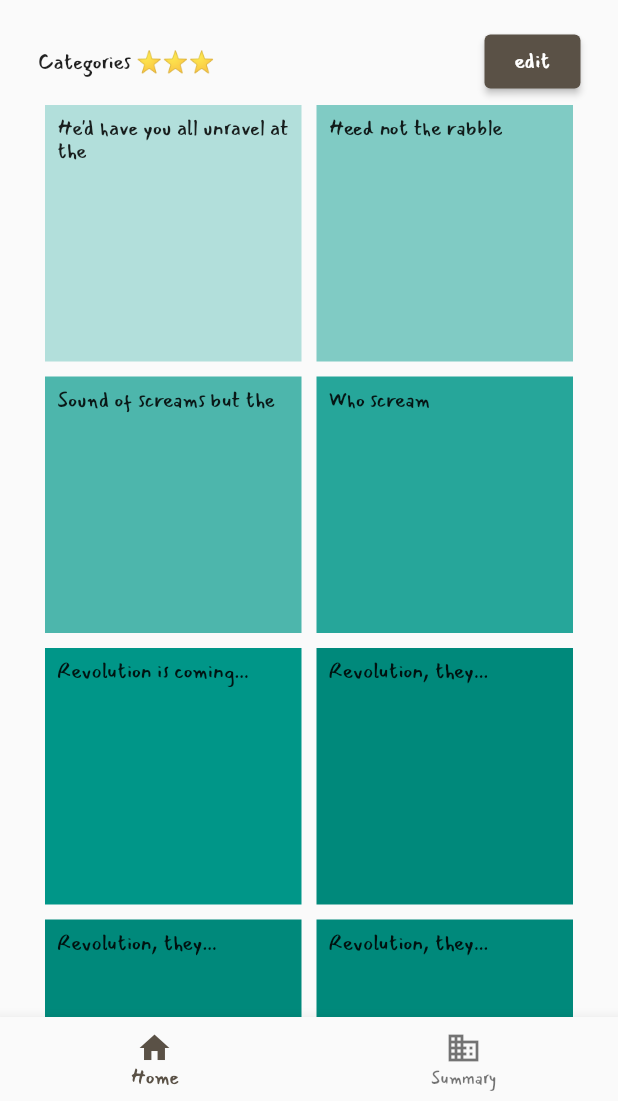
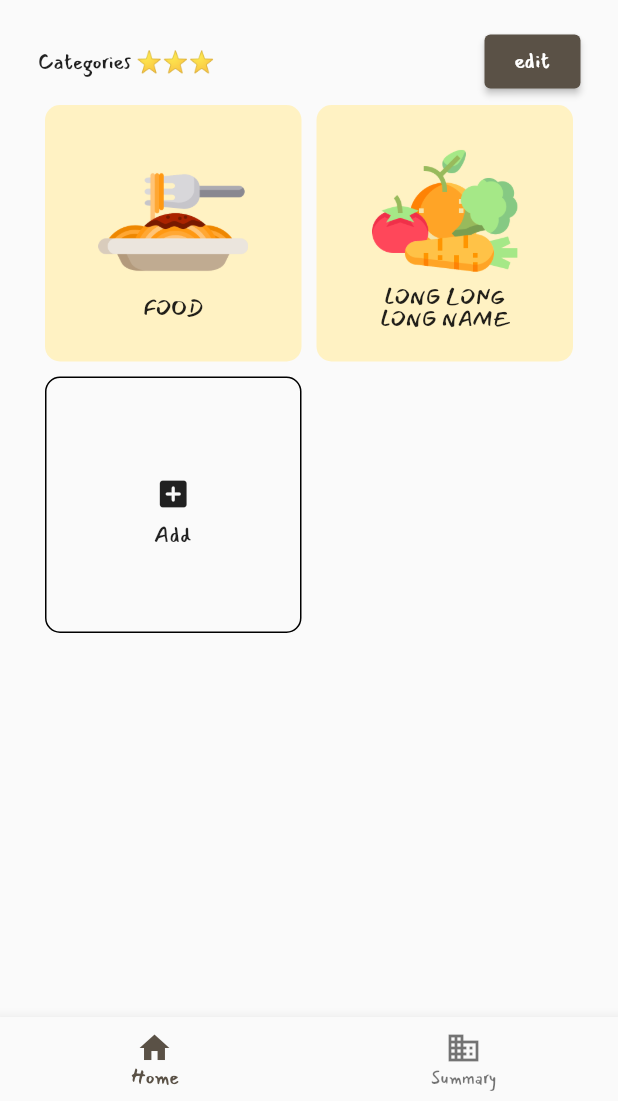
Before and after one commit to supawadee0789/money-daily, a Flutter app: the screen it shows after launch, on a phone screen of 412 x 824 dp, the part 135-1236 px from its top. Run offline on Flutter 3.47's test engine with Material 2 defaults, Android fonts, the phone set to English and light mode, and no system bars; our stand-ins replace bloc, flutter_bloc.

Commit message:
add category item

```diff
--- /dev/null
+++ b/lib/home/categoryItem/catagory_item.dart
@@ -0,0 +1,37 @@
+import 'package:flutter/material.dart';
+
+import 'item.dart';
+
+class CategoryItem extends StatelessWidget {
+  Item item;
+  CategoryItem({Key? key, required this.item}) : super(key: key);
+
+  @override
+  Widget build(BuildContext context) {
+    return Container(
+      padding: const EdgeInsets.all(8),
+      decoration: BoxDecoration(
+          borderRadius: BorderRadius.circular(10), color: item.color),
+      child: Center(
+          child: Column(
+        mainAxisSize: MainAxisSize.min,
+        children: [
+          SizedBox(
+            height: 100,
+            child: Image.asset(
+              'assets/icons/${item.icon}.png',
+              fit: BoxFit.cover,
+            ),
+          ),
+          Container(
+              width: 100,
+              alignment: Alignment.center,
+              child: Text(
+                item.name.toUpperCase(),
+                textAlign: TextAlign.center,
+              ))
+        ],
+      )),
+    );
+  }
+}
--- /dev/null
+++ b/lib/home/categoryItem/item.dart
@@ -0,0 +1,12 @@
+import 'package:flutter/cupertino.dart';
+import 'package:flutter/material.dart';
+
+class Item {
+  String name;
+  String icon;
+  String type;
+  String? title = '';
+  int? cost = 0;
+  Color? color = const Color.fromARGB(255, 255, 242, 195);
+  Item({required this.name, required this.icon, required this.type});
+}
--- a/lib/home/homeContent.dart
+++ b/lib/home/homeContent.dart
@@ -3,12 +3,18 @@ import 'package:flutter_bloc/flutter_bloc.dart';
 
 import '../addCategory/add_button.dart';
 import '../navigationBloc/navbloc_bloc.dart';
+import 'categoryItem/catagory_item.dart';
+import 'categoryItem/item.dart';
 
 class HomeContent extends StatelessWidget {
   const HomeContent({Key? key}) : super(key: key);
 
   @override
   Widget build(BuildContext context) {
+    var item = [
+      Item(name: 'food', icon: 'spaghetti', type: 'expense'),
+      Item(name: 'long long long name', icon: 'vegetable', type: 'expense')
+    ];
     return BlocListener<NavBloc, NavblocState>(
       listener: (context, state) {
         if (state is StateAddCategory) {
@@ -39,52 +45,11 @@ class HomeContent extends StatelessWidget {
                 crossAxisSpacing: 10,
                 mainAxisSpacing: 10,
                 crossAxisCount: 2,
-                children: <Widget>[
-                  Container(
-                    padding: const EdgeInsets.all(8),
-                    color: Colors.teal[100],
-                    child: const Text("He'd have you all unravel at the"),
-                  ),
-                  Container(
-                    padding: const EdgeInsets.all(8),
-                    color: Colors.teal[200],
-                    child: const Text('Heed not the rabble'),
-                  ),
-                  Container(
-                    padding: const EdgeInsets.all(8),
-                    color: Colors.teal[300],
-                    child: const Text('Sound of screams but the'),
-                  ),
-                  Container(
-                    padding: const EdgeInsets.all(8),
-                    color: Colors.teal[400],
-                    child: const Text('Who scream'),
-                  ),
-                  Container(
-                    padding: const EdgeInsets.all(8),
-                    color: Colors.teal[500],
-                    child: const Text('Revolution is coming...'),
-                  ),
-                  Container(
-                    padding: const EdgeInsets.all(8),
-                    color: Colors.teal[600],
-                    child: const Text('Revolution, they...'),
-                  ),
-                  Container(
-                    padding: const EdgeInsets.all(8),
-                    color: Colors.teal[600],
-                    child: const Text('Revolution, they...'),
-                  ),
-                  Container(
-                    padding: const EdgeInsets.all(8),
-                    color: Colors.teal[600],
-                    child: const Text('Revolution, they...'),
-                  ),
-                  Container(
-                    padding: const EdgeInsets.all(8),
-                    color: Colors.teal[600],
-                    child: const Text('Revolution, they...'),
-                  ),
+                children: [
+                  for (Item i in item)
+                    CategoryItem(
+                      item: i,
+                    ),
                   AddButton(
                       onTap: () =>
                           context.read<NavBloc>().add(EventAddCategory())),
--- a/pubspec.yaml
+++ b/pubspec.yaml
@@ -60,9 +60,8 @@ flutter:
   uses-material-design: true
 
   # To add assets to your application, add an assets section, like this:
-  # assets:
-  #   - images/a_dot_burr.jpeg
-  #   - images/a_dot_ham.jpeg
+  assets:
+    - assets/icons/
 
   # An image asset can refer to one or more resolution-specific "variants", see
   # https://flutter.dev/assets-and-images/#resolution-aware
```
Also changed, not shown: assets/icons/spaghetti.png (added), assets/icons/vegetable.png (added).
